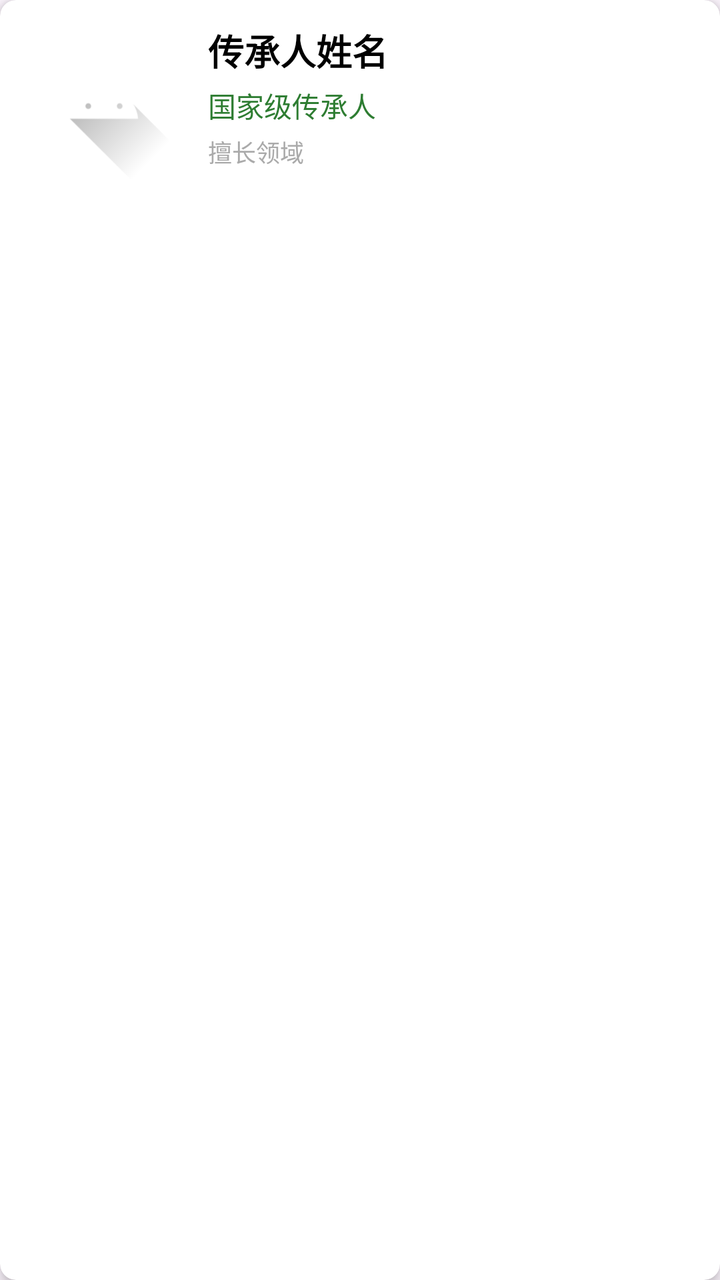
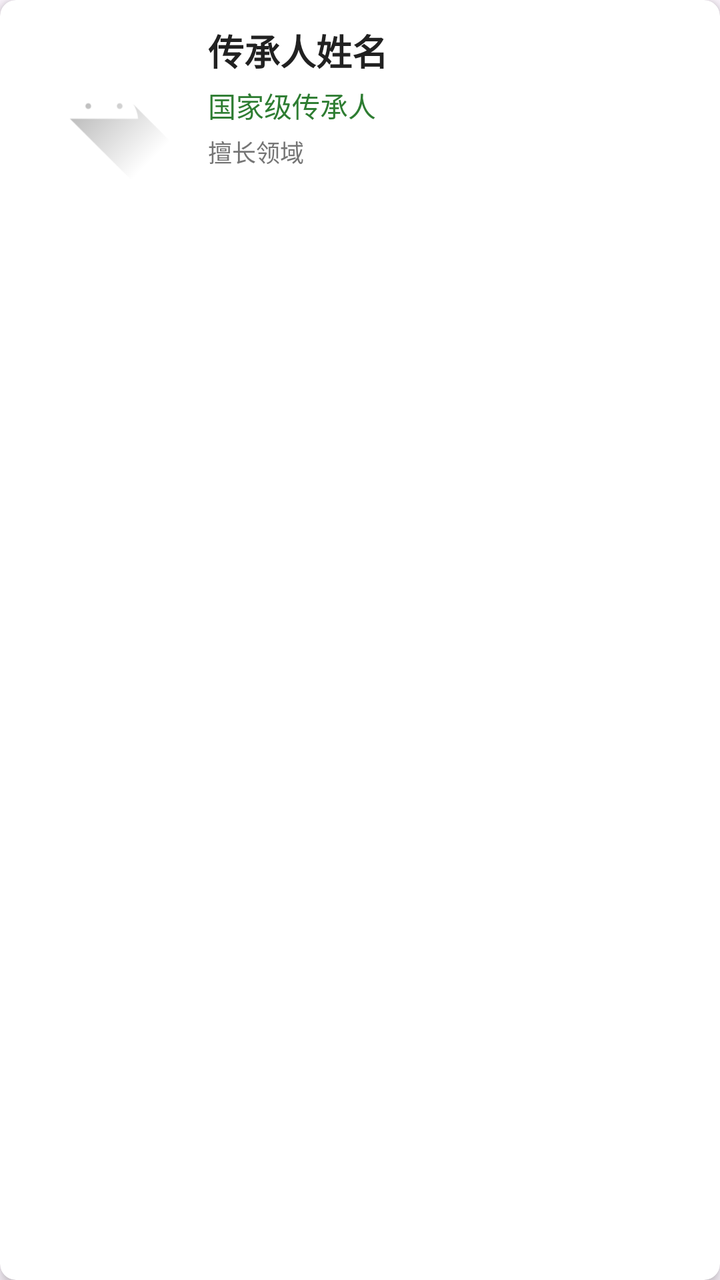

The first picture is an Android layout as it rendered before a commit; the second is the same layout after the commit. The layout source and the unified diff follow.
<!-- AndroidManifest.xml: application theme Theme.Dongmedicine -->
<!-- res/layout/item_inheritor.xml -->
<?xml version="1.0" encoding="utf-8"?>

<androidx.cardview.widget.CardView xmlns:android="http://schemas.android.com/apk/res/android"
    xmlns:app="http://schemas.android.com/apk/res-auto"
    android:layout_width="match_parent"
    android:layout_height="wrap_content"
    android:layout_margin="8dp"
    app:cardCornerRadius="8dp"
    app:cardElevation="4dp">

    <LinearLayout
        android:layout_width="match_parent"
        android:layout_height="wrap_content"
        android:orientation="horizontal"
        android:padding="12dp">

        <ImageView
            android:id="@+id/inheritor_image"
            android:layout_width="80dp"
            android:layout_height="80dp"
            android:scaleType="centerCrop"
            android:src="@drawable/ic_launcher_foreground" />

        <LinearLayout
            android:layout_width="match_parent"
            android:layout_height="wrap_content"
            android:layout_marginStart="12dp"
            android:orientation="vertical">

            <TextView
                android:id="@+id/inheritor_name"
                android:layout_width="wrap_content"
                android:layout_height="wrap_content"
                android:text="传承人姓名"
                android:textColor="@android:color/black"
                android:textSize="18sp"
                android:textStyle="bold" />

            <TextView
                android:id="@+id/inheritor_title"
                android:layout_width="wrap_content"
                android:layout_height="wrap_content"
                android:layout_marginTop="4dp"
                android:text="国家级传承人"
                android:textColor="@color/primary"
                android:textSize="14sp" />

            <TextView
                android:id="@+id/inheritor_specialization"
                android:layout_width="wrap_content"
                android:layout_height="wrap_content"
                android:layout_marginTop="4dp"
                android:text="擅长领域"
                android:textColor="@android:color/darker_gray"
                android:textSize="12sp" />

        </LinearLayout>

    </LinearLayout>

</androidx.cardview.widget.CardView>
<!-- resources referenced by this layout -->
<resources>
  <color name="primary">#2E7D32</color>
  <!-- drawable ic_launcher_foreground (drawable) -->
  <vector xmlns:android="http://schemas.android.com/apk/res/android"
      xmlns:aapt="http://schemas.android.com/aapt"
      android:width="108dp"
      android:height="108dp"
      android:viewportWidth="108"
      android:viewportHeight="108">
      <path android:pathData="M31,63.928c0,0 6.4,-11 12.1,-13.1c7.2,-2.6 26,-1.4 26,-1.4l38.1,38.1L107,108.928l-32,-1L31,63.928z">
          <aapt:attr name="android:fillColor">
              <gradient
                  android:endX="85.84757"
                  android:endY="92.4963"
                  android:startX="42.9492"
                  android:startY="49.59793"
                  android:type="linear">
                  <item
                      android:color="#44000000"
                      android:offset="0.0" />
                  <item
                      android:color="#00000000"
                      android:offset="1.0" />
              </gradient>
          </aapt:attr>
      </path>
      <path
          android:fillColor="#FFFFFF"
          android:fillType="nonZero"
          android:pathData="M65.3,45.828l3.8,-6.6c0.2,-0.4 0.1,-0.9 -0.3,-1.1c-0.4,-0.2 -0.9,-0.1 -1.1,0.3l-3.9,6.7c-6.3,-2.8 -13.4,-2.8 -19.7,0l-3.9,-6.7c-0.2,-0.4 -0.7,-0.5 -1.1,-0.3C38.8,38.328 38.7,38.828 38.9,39.228l3.8,6.6C36.2,49.428 31.7,56.028 31,63.928h46C76.3,56.028 71.8,49.428 65.3,45.828zM43.4,57.328c-0.8,0 -1.5,-0.5 -1.8,-1.2c-0.3,-0.7 -0.1,-1.5 0.4,-2.1c0.5,-0.5 1.4,-0.7 2.1,-0.4c0.7,0.3 1.2,1 1.2,1.8C45.3,56.528 44.5,57.328 43.4,57.328L43.4,57.328zM64.6,57.328c-0.8,0 -1.5,-0.5 -1.8,-1.2s-0.1,-1.5 0.4,-2.1c0.5,-0.5 1.4,-0.7 2.1,-0.4c0.7,0.3 1.2,1 1.2,1.8C66.5,56.528 65.6,57.328 64.6,57.328L64.6,57.328z"
          android:strokeWidth="1"
          android:strokeColor="#00000000" />
  </vector>
  <style name="Theme.Dongmedicine" parent="Base.Theme.Dongmedicine" />
  <style name="Base.Theme.Dongmedicine" parent="Theme.Material3.DayNight.NoActionBar">
          <item name="colorPrimary">@color/primary</item>
          <item name="colorPrimaryDark">@color/primary_dark</item>
          <item name="colorAccent">@color/accent</item>
          <item name="android:statusBarColor">@color/primary_dark</item>
          <item name="android:navigationBarColor">@color/primary_dark</item>
      </style>
  <color name="primary_dark">#1B5E20</color>
  <color name="accent">#FF6F00</color>
</resources>

<!-- the commit's change to res/layout/item_inheritor.xml (unified diff, before → after) -->
@@ -32,7 +32,7 @@
                 android:layout_width="wrap_content"
                 android:layout_height="wrap_content"
                 android:text="传承人姓名"
-                android:textColor="@android:color/black"
+                android:textColor="@color/text_primary"
                 android:textSize="18sp"
                 android:textStyle="bold" />
 
@@ -51,7 +51,7 @@
                 android:layout_height="wrap_content"
                 android:layout_marginTop="4dp"
                 android:text="擅长领域"
-                android:textColor="@android:color/darker_gray"
+                android:textColor="@color/text_secondary"
                 android:textSize="12sp" />
 
         </LinearLayout>
<!-- resource entries referenced after the edit -->
@@ -1,6 +1,8 @@
 <!-- resources referenced by this layout -->
 <resources>
   <color name="primary">#2E7D32</color>
+  <color name="text_primary">#212121</color>
+  <color name="text_secondary">#757575</color>
   <!-- drawable ic_launcher_foreground (drawable) -->
   <vector xmlns:android="http://schemas.android.com/apk/res/android"
       xmlns:aapt="http://schemas.android.com/aapt"
